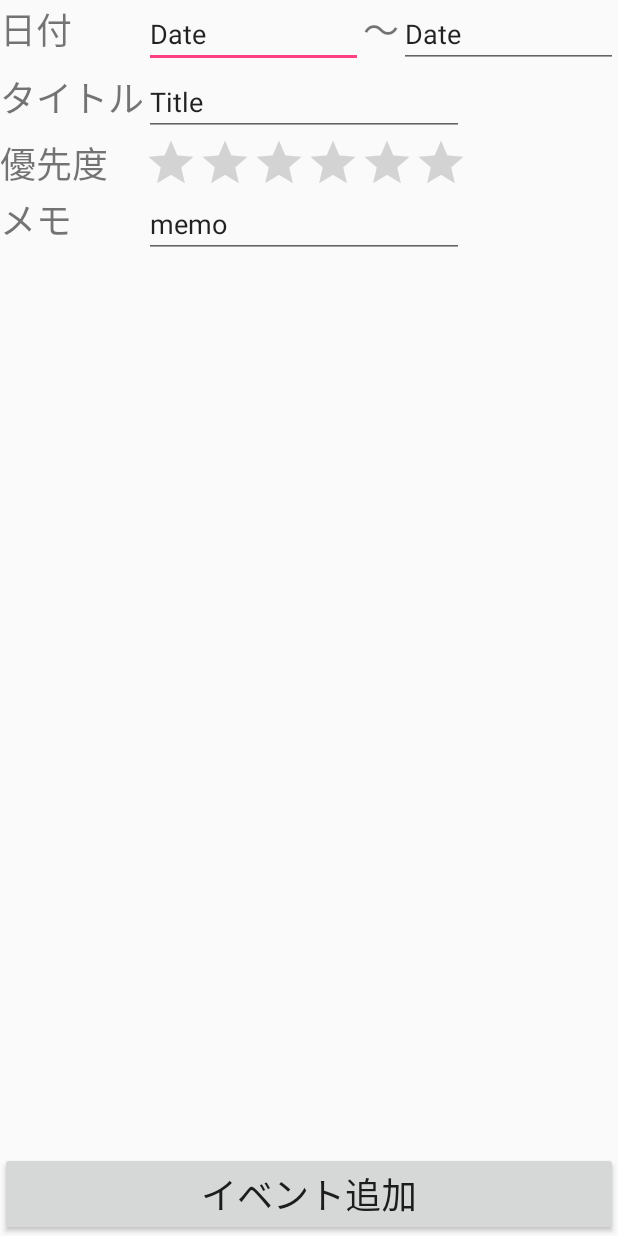
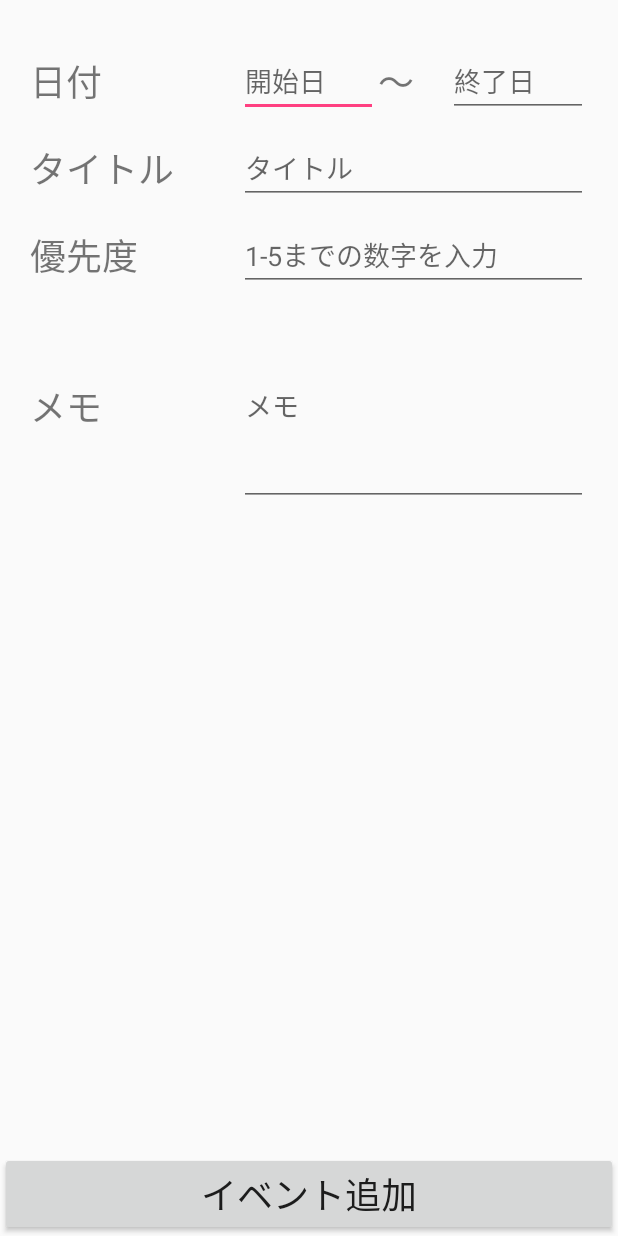
Before and after one commit to piupop/MyApplication, an Android app: the layout activity_addevent.xml on its own in the app's theme, with its tools: preview values and no code run, on a phone screen of 412 x 824 dp. Run offline under Robolectric (Android 15) with nearby library versions, the phone set to English and light mode, and no system bars.

Commit message:
0513update

```diff
--- a/app/src/main/res/layout/activity_addevent.xml
+++ b/app/src/main/res/layout/activity_addevent.xml
@@ -11,104 +11,125 @@
         <TableLayout
             android:layout_width="match_parent"
             android:layout_height="match_parent"
-            android:layout_weight="1">
+            android:layout_weight="1"
+            android:layout_margin="20dp">
 
             <TableRow
                 android:layout_width="match_parent"
-                android:layout_height="match_parent" >
+                android:layout_height="match_parent"
+                android:layout_marginTop="10dp">
 
                 <TextView
-                    android:text="日付"
-                    android:layout_width="wrap_content"
+                    android:layout_width="0dp"
                     android:layout_height="wrap_content"
-                    android:id="@+id/date"
-                    android:textSize="24sp" />
+                    android:layout_gravity="center"
+                    android:layout_weight="3"
+                    android:id="@+id/dateTextview"
+                    android:textSize="24sp"
+                    android:text="日付" />
 
                 <EditText
-                    android:layout_width="wrap_content"
+                    android:layout_width="0dp"
                     android:layout_height="wrap_content"
-                    android:inputType="textPersonName"
-                    android:text="Date"
+                    android:inputType="date"
                     android:ems="10"
                     android:id="@+id/date1"
-                    android:layout_weight="1" />
+                    android:layout_weight="2"
+                    android:hint="開始日" />
 
                 <TextView
                     android:text="～"
-                    android:layout_width="wrap_content"
+                    android:layout_width="0dp"
                     android:layout_height="wrap_content"
+                    android:layout_gravity="center"
+                    android:layout_weight="1"
                     android:id="@+id/textView8"
                     android:textSize="24sp" />
 
                 <EditText
-                    android:layout_width="wrap_content"
+                    android:layout_width="0dp"
                     android:layout_height="wrap_content"
-                    android:inputType="textPersonName"
-                    android:text="Date"
+                    android:layout_gravity="center"
+                    android:inputType="date"
                     android:ems="10"
                     android:id="@+id/date2"
-                    android:layout_weight="1" />
+                    android:layout_weight="2"
+                    android:hint="終了日" />
 
             </TableRow>
 
             <TableRow
                 android:layout_width="match_parent"
-                android:layout_height="match_parent" >
+                android:layout_height="match_parent"
+                android:layout_marginTop="10dp">
 
                 <TextView
                     android:text="タイトル"
-                    android:layout_width="wrap_content"
+                    android:layout_width="0dp"
                     android:layout_height="wrap_content"
-                    android:id="@+id/title"
+                    android:layout_weight="3"
+                    android:layout_gravity="center"
+                    android:id="@+id/titleTextview"
                     android:textSize="24sp" />
 
                 <EditText
-                    android:layout_width="wrap_content"
+                    android:id="@+id/title"
+                    android:layout_width="0dp"
                     android:layout_height="wrap_content"
-                    android:inputType="textPersonName"
-                    android:text="Title"
+                    android:layout_weight="5"
+                    android:inputType="text"
                     android:ems="10"
-                    android:id="@+id/title" />
+                    android:hint="タイトル" />
 
             </TableRow>
 
             <TableRow
                 android:layout_width="match_parent"
-                android:layout_height="match_parent" >
+                android:layout_height="match_parent"
+                android:layout_marginTop="10dp">
 
                 <TextView
                     android:text="優先度"
-                    android:layout_width="wrap_content"
+                    android:layout_width="0dp"
                     android:layout_height="wrap_content"
-                    android:id="@+id/textView6"
+                    android:layout_weight="3"
+                    android:layout_gravity="center"
+                    android:id="@+id/rate"
                     android:textSize="24sp" />
 
-                <RatingBar
-                    android:layout_width="wrap_content"
+                <EditText
+                    android:layout_width="0dp"
                     android:layout_height="wrap_content"
-                    android:id="@+id/ratingBar"
-                    style="@style/Widget.AppCompat.RatingBar.Indicator" />
+                    android:layout_weight="5"
+                    android:inputType="number"
+                    android:id="@+id/rateNum"
+                    android:hint="1-5までの数字を入力" />
 
             </TableRow>
 
             <TableRow
                 android:layout_width="match_parent"
-                android:layout_height="match_parent" >
+                android:layout_height="match_parent"
+                android:layout_marginTop="10dp">
 
                 <TextView
                     android:text="メモ"
-                    android:layout_width="wrap_content"
+                    android:layout_width="0dp"
                     android:layout_height="wrap_content"
-                    android:id="@+id/memo"
+                    android:layout_gravity="center"
+                    android:layout_weight="3"
+                    android:id="@+id/memoTextView"
                     android:textSize="24sp" />
 
                 <EditText
-                    android:layout_width="wrap_content"
+                    android:layout_width="0dp"
                     android:layout_height="wrap_content"
-                    android:inputType="textPersonName"
-                    android:text="memo"
+                    android:layout_weight="5"
+                    android:inputType="textMultiLine"
                     android:ems="10"
-                    android:id="@+id/editText5" />
+                    android:lines="5"
+                    android:id="@+id/memo"
+                    android:hint="メモ" />
             </TableRow>
         </TableLayout>
 
@@ -116,6 +137,7 @@
             android:text="イベント追加"
             android:layout_width="match_parent"
             android:layout_height="wrap_content"
+            android:layout_gravity="center"
             android:id="@+id/addevent"
             android:textSize="24sp"
             android:onClick="add" />
```
Also changed, not shown: app/src/main/java/com/lifeistech/android/eventreminder/AddeventActivity.java (+7 -2 lines), app/src/main/java/com/lifeistech/android/eventreminder/Card.java (added, +21 -0 lines), app/src/main/java/com/lifeistech/android/eventreminder/CardAdapter.java (added, +80 -0 lines), app/src/main/java/com/lifeistech/android/eventreminder/MainActivity.java (+35 -10 lines), app/src/main/java/com/lifeistech/android/eventreminder/SampleListitem.java (deleted, +0 -17 lines), app/src/main/java/com/lifeistech/android/eventreminder/model/MyModel.java (+3 -8 lines), app/src/main/res/layout/activity_main.xml (+7 -10 lines), app/src/main/res/layout/card.xml (added, +61 -0 lines), app/src/main/res/layout/item_layout.xml (deleted, +0 -49 lines), app/src/main/res/values/dimens.xml (+13 -0 lines), app/src/main/res/drawable/rate_1.gif (added), app/src/main/res/drawable/rate_2.gif (added), app/src/main/res/drawable/rate_3.gif (added), app/src/main/res/drawable/rate_4.gif (added), 1 more files.
